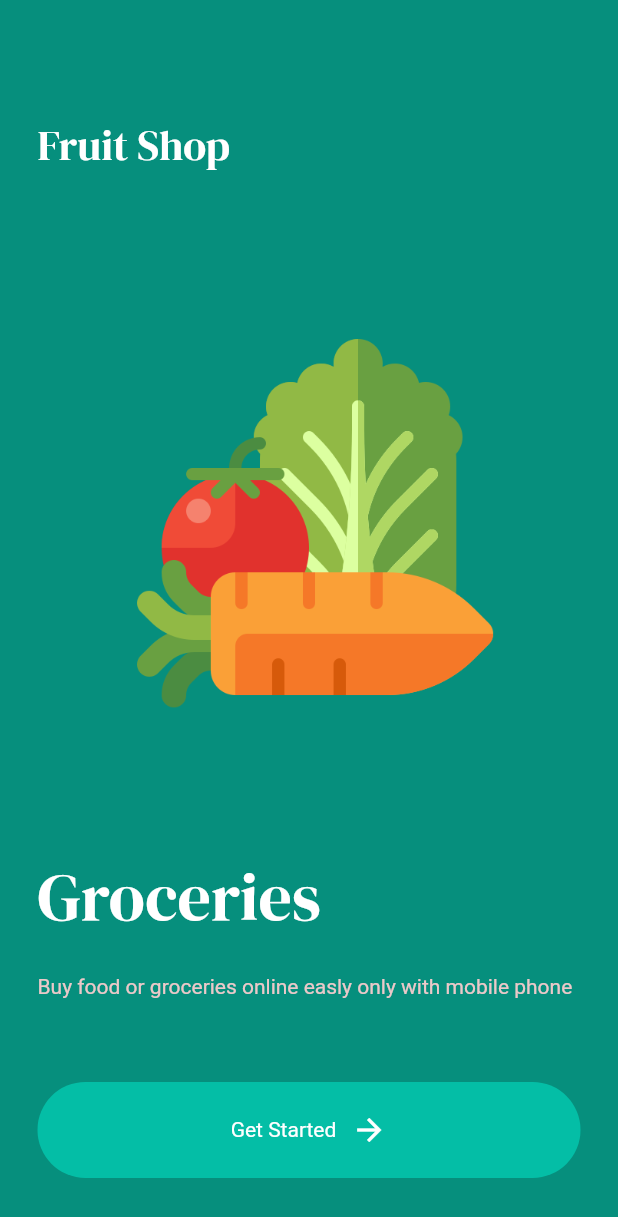
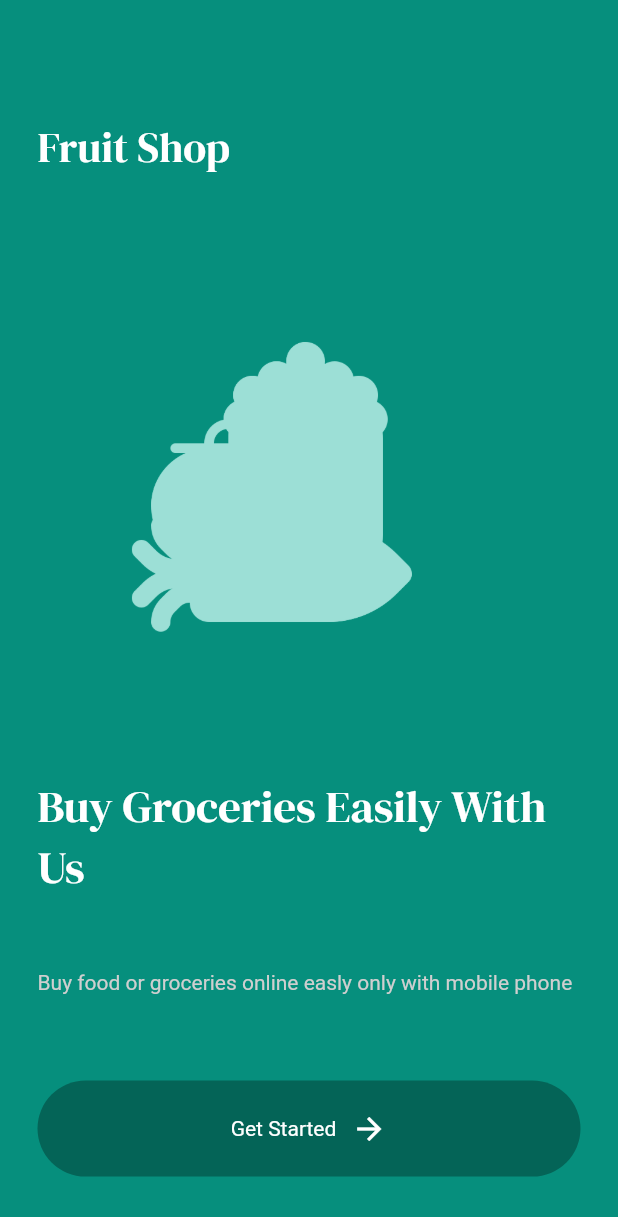
Before and after one commit to Semiteagain/groceries, a Flutter app: the screen it shows after launch, on a phone screen of 412 x 824 dp. Shown: the top 1217 px of the screen. Run offline on Flutter 3.47's test engine with Material 2 defaults, Android fonts, the phone set to English and light mode, and no system bars; our stand-ins replace google_fonts.

Commit message:
add background color to image

```diff
--- a/lib/components/button.dart
+++ b/lib/components/button.dart
@@ -1,4 +1,5 @@
 import 'package:flutter/material.dart';
+import 'package:groceries/constants/intro_page_constant.dart';
 
 class MyButton extends StatelessWidget {
   final String text;
@@ -11,7 +12,7 @@ class MyButton extends StatelessWidget {
       onTap: onTap,
       child: Container(
         decoration: BoxDecoration(
-            color: const Color.fromARGB(255, 4, 190, 166),
+            color: IntroConstants.buttonColor,
             borderRadius: BorderRadius.circular(40)),
         padding: const EdgeInsets.all(20),
         child: Row(
--- a/lib/constants/intro_page_constant.dart
+++ b/lib/constants/intro_page_constant.dart
@@ -2,8 +2,9 @@ import 'package:flutter/material.dart';
 
 class IntroConstants {
   static const Color backgroundColor = Color.fromARGB(255, 6, 143, 125);
+  static const Color buttonColor = Color.fromARGB(255, 4, 100, 87);
   static const String introShop = "Fruit Shop";
-  static const String introTitle = "Groceries";
+  static const String introTitle = "Buy Groceries Easily With Us";
   static const String introSubtitle =
       "Buy food or groceries online easly only with mobile phone";
   static const String introImage = 'lib/images/vegetable.png';
--- a/lib/pages/intro_page.dart
+++ b/lib/pages/intro_page.dart
@@ -34,7 +34,11 @@ class IntroPage extends StatelessWidget {
 
             Padding(
               padding: const EdgeInsets.all(50.0),
-              child: Image.asset(IntroConstants.introImage),
+              child: Image.asset(
+                IntroConstants.introImage,
+                height: MediaQuery.of(context).size.height * .25,
+                color: const Color.fromARGB(255, 156, 223, 214),
+              ),
             ),
             const SizedBox(
               height: 10,
@@ -43,16 +47,20 @@ class IntroPage extends StatelessWidget {
             Text(
               IntroConstants.introTitle,
               style: GoogleFonts.dmSerifDisplay(
-                fontSize: 44,
+                fontSize: 30,
                 color: Colors.white,
               ),
+            ),
+
+            const SizedBox(
+              height: 10,
             ),
 
             // subtittle
             const Text(
               IntroConstants.introSubtitle,
               style: TextStyle(
-                color: Color.fromARGB(255, 235, 201, 201),
+                color: Color.fromARGB(255, 207, 207, 207),
                 height: 2,
               ),
             ),
```
